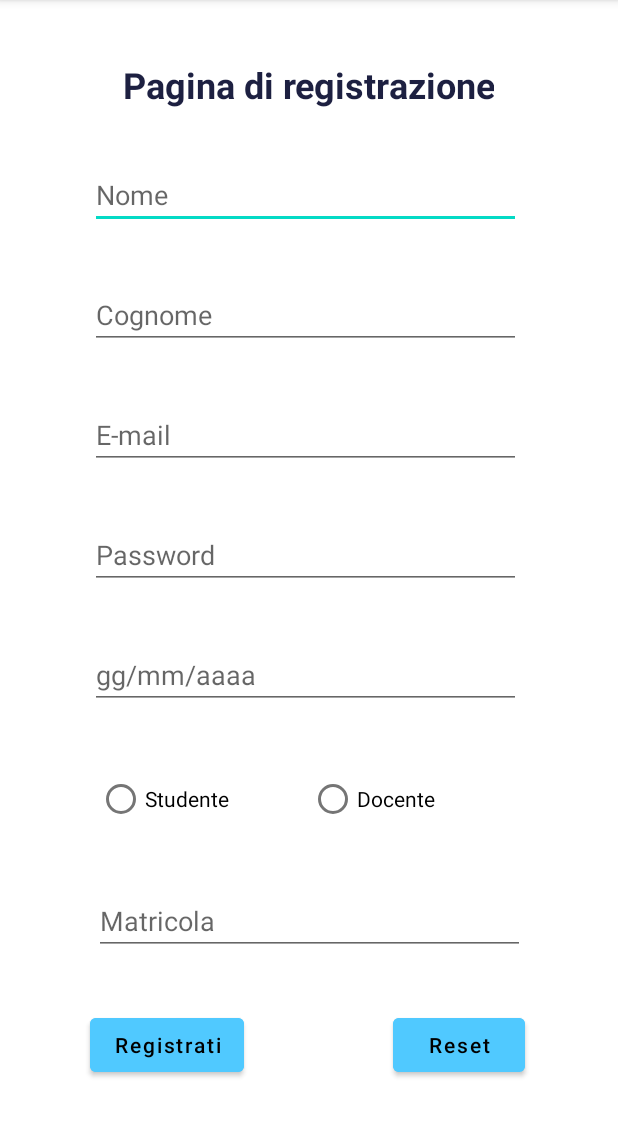
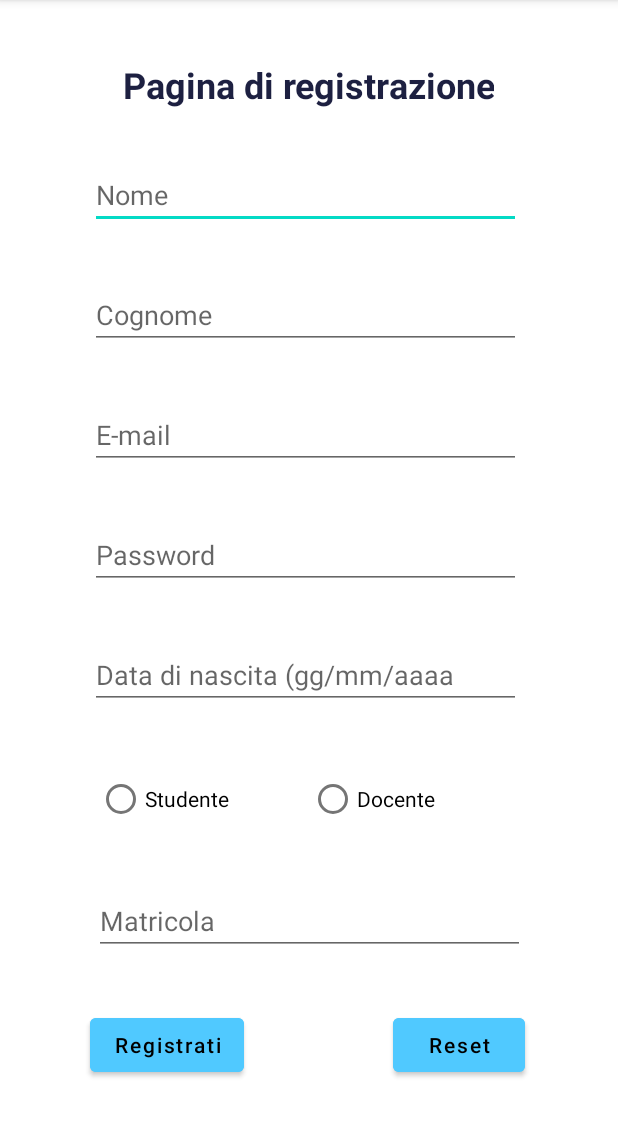
Before and after one commit to uniroompoliba/UniroomDev, an Android app: the regActivity screen opened directly, with no data from a screen before it, after a tap on "Reset", on a phone screen of 412 x 824 dp, the part 84-1221 px from its top. Run offline under Robolectric (Android 15) with nearby library versions, the phone set to English and light mode, and no system bars; our stand-ins replace Volley; Roboto replaces fonts that are not available here.

Commit message:
Sistemato settaggio hint.

```diff
--- a/app/src/main/java/com/example/uniroomf/regActivity.kt
+++ b/app/src/main/java/com/example/uniroomf/regActivity.kt
@@ -47,7 +47,7 @@ class regActivity : AppCompatActivity(){
             findViewById<EditText>(R.id.cognomeR).setHint("Cognome")
             findViewById<EditText>(R.id.emailR).setHint("E-mail")
             findViewById<EditText>(R.id.passwordR).setHint("Password")
-            findViewById<EditText>(R.id.dataNR).setHint("gg/mm/aaaa")
+            findViewById<EditText>(R.id.dataNR).setHint("Data di nascita (gg/mm/aaaa")
             findViewById<EditText>(R.id.matR).setHint("Matricola")
         }
 
```
